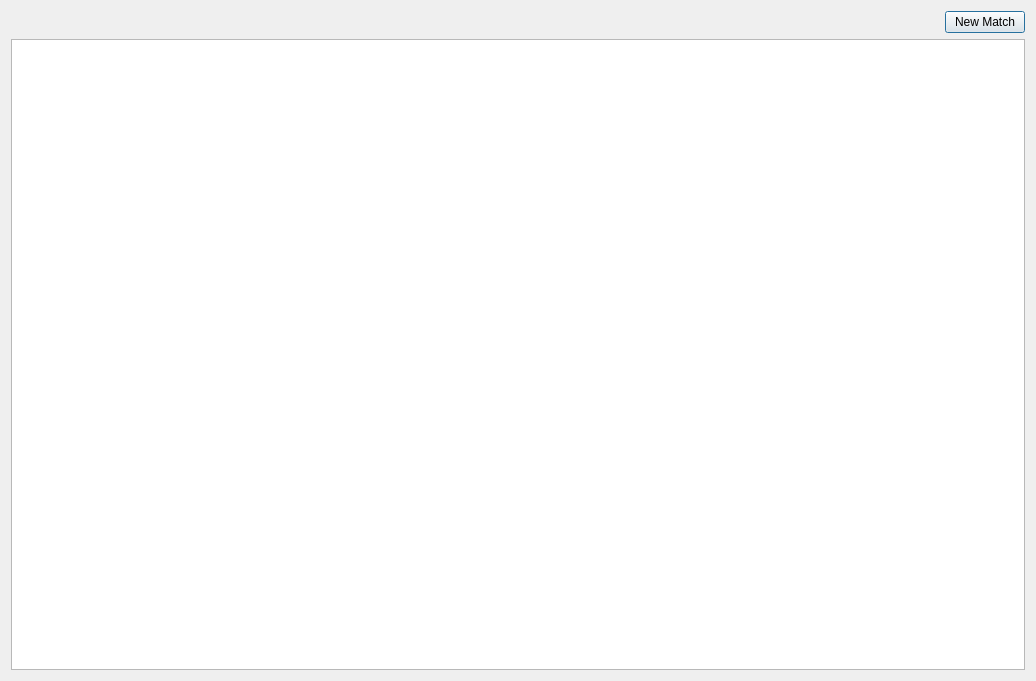
Qt form src/app/MatchesDialog.ui (KadirEmreAVCI/MasterTennisApp) before a commit.
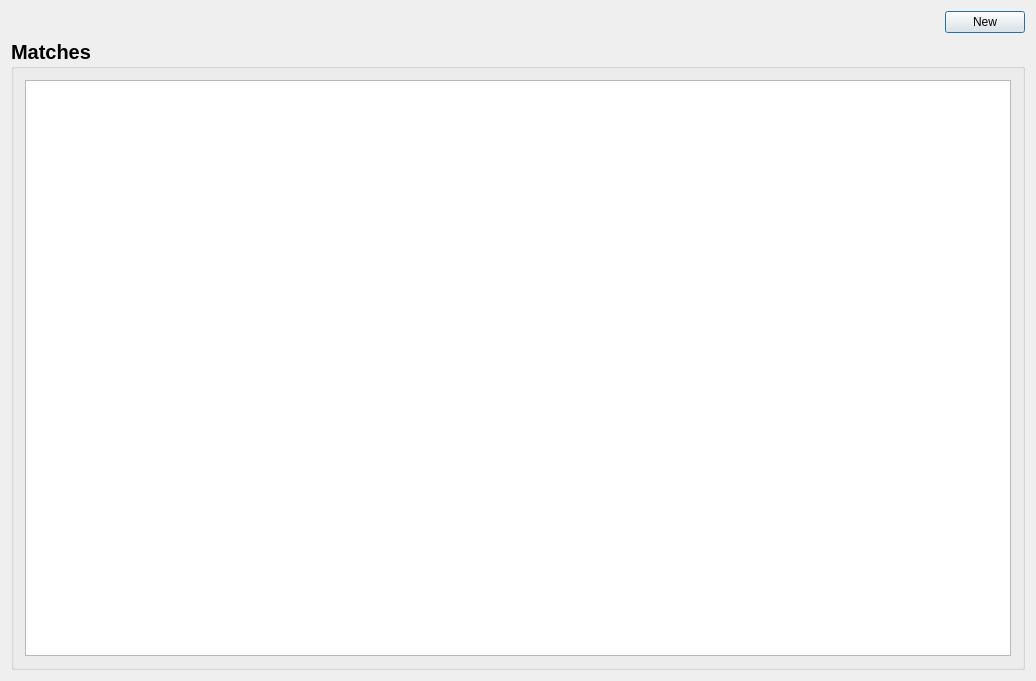
The same form after that commit.

Commit message: The matches in class MatchesDialog has been taken into groupbox.

What changed in the file:
```diff
--- a/src/app/MatchesDialog.ui
+++ b/src/app/MatchesDialog.ui
@@ -19,10 +19,8 @@
   <property name="windowTitle">
    <string>MatchesDialog</string>
   </property>
-  <layout class="QGridLayout" name="gridLayout">
+  <layout class="QGridLayout" name="gridLayout_2">
    <item row="0" column="0">
-    <layout class="QVBoxLayout" name="verticalLayout">
-     <item>
       <layout class="QHBoxLayout" name="horizontalLayout_2">
        <item>
         <spacer name="horizontalSpacer">
@@ -40,13 +38,25 @@
        <item>
         <widget class="QPushButton" name="NewMatchButton">
          <property name="text">
-          <string> New Match </string>
+        <string>New</string>
          </property>
         </widget>
        </item>
       </layout>
      </item>
-     <item>
+   <item row="1" column="0">
+    <widget class="QGroupBox" name="groupBox">
+     <property name="font">
+      <font>
+       <pointsize>15</pointsize>
+       <bold>true</bold>
+      </font>
+     </property>
+     <property name="title">
+      <string>Matches</string>
+     </property>
+     <layout class="QGridLayout" name="gridLayout">
+      <item row="0" column="0">
       <layout class="QHBoxLayout" name="horizontalLayout">
        <item>
         <widget class="QTableWidget" name="tableWidget">
@@ -67,6 +77,7 @@
       </layout>
      </item>
     </layout>
+    </widget>
    </item>
   </layout>
  </widget>
```
Lines whose indentation alone changed are shown as unchanged.
